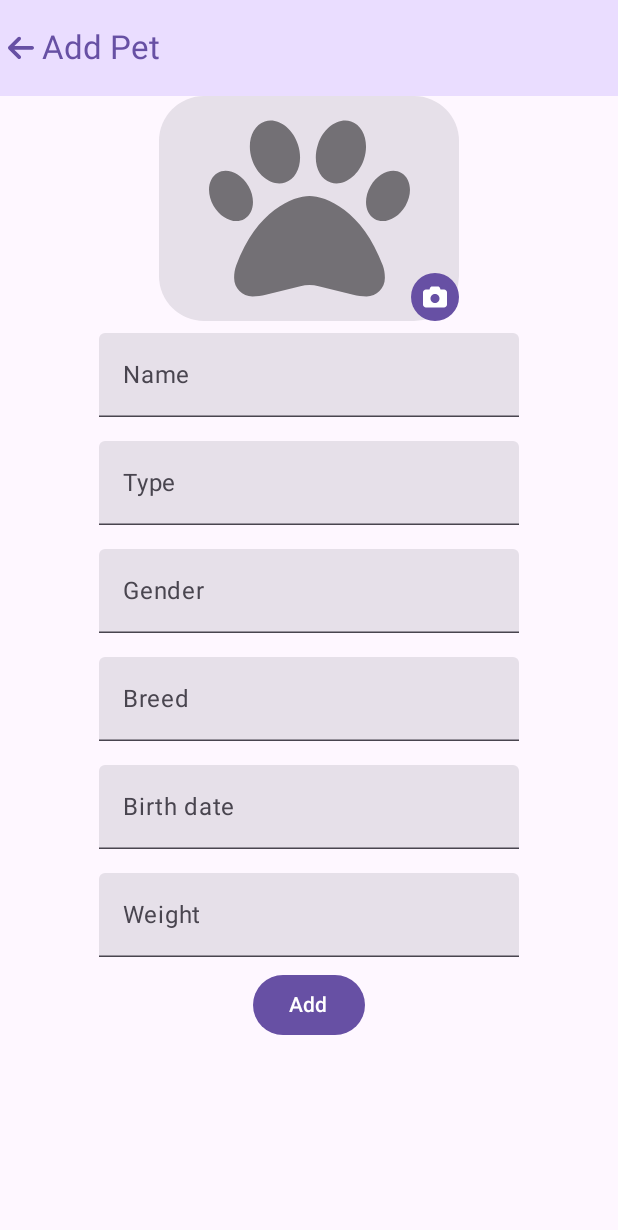
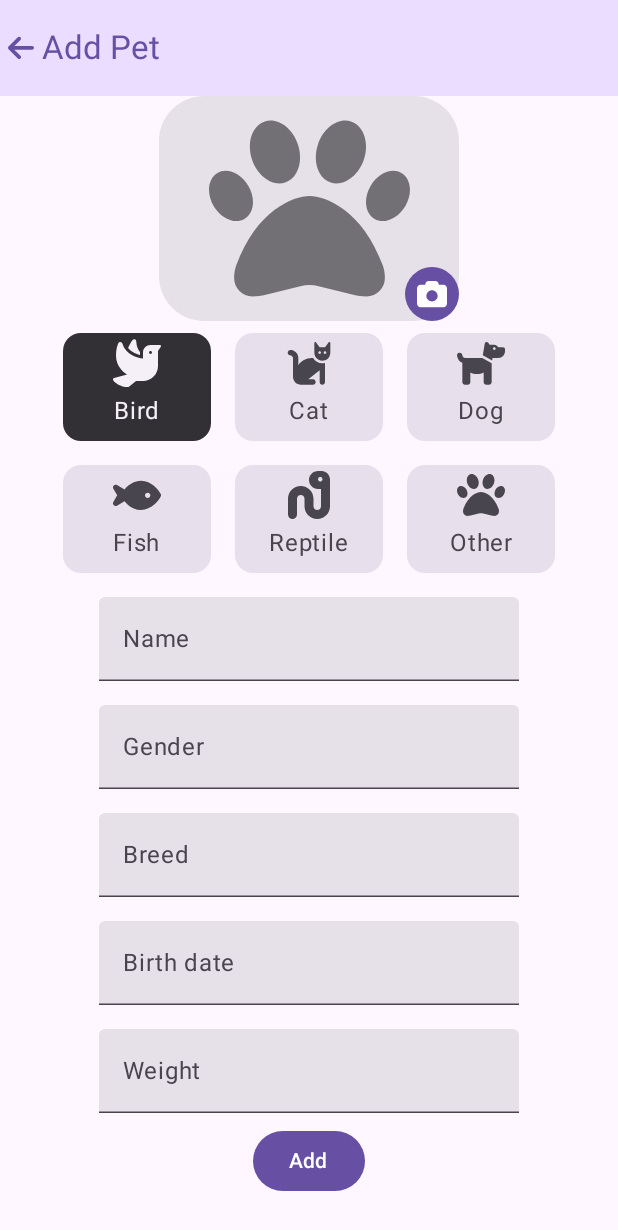
Before and after one commit to vitorfg8/PetTracks, an Android app built with Jetpack Compose: the @Preview function ProfileCreationPreview, on a phone screen of 412 x 824 dp. Shown: the top 1230 px of the screen. Run offline under Robolectric (Android 15) with nearby library versions, the phone set to English and light mode, and no system bars.

Commit message:
add type selector

```diff
--- /dev/null
+++ b/app/src/main/java/com/gtihub/vitorfg8/pettracks/AnimalType.kt
@@ -0,0 +1,8 @@
+package com.gtihub.vitorfg8.pettracks
+
+import androidx.compose.ui.graphics.painter.Painter
+
+data class AnimalType(
+    val name: String,
+    val painter: Painter
+)
--- a/app/src/main/java/com/gtihub/vitorfg8/pettracks/ProfileCreationScreen.kt
+++ b/app/src/main/java/com/gtihub/vitorfg8/pettracks/ProfileCreationScreen.kt
@@ -7,8 +7,13 @@ import androidx.compose.foundation.layout.fillMaxSize
 import androidx.compose.foundation.layout.fillMaxWidth
 import androidx.compose.foundation.layout.padding
 import androidx.compose.foundation.layout.size
+import androidx.compose.foundation.lazy.grid.GridCells
+import androidx.compose.foundation.lazy.grid.LazyVerticalGrid
+import androidx.compose.foundation.lazy.grid.items
 import androidx.compose.material3.BottomSheetDefaults
 import androidx.compose.material3.Button
+import androidx.compose.material3.Card
+import androidx.compose.material3.CardDefaults
 import androidx.compose.material3.ExperimentalMaterial3Api
 import androidx.compose.material3.Icon
 import androidx.compose.material3.IconButton
@@ -82,17 +87,12 @@ fun ProfileCreationScreen(
                 onButtonClick = { showSheet = true },
                 onUpdate = {}
             )
+            TypeSelector()
             TextField(
                 modifier = Modifier.padding(8.dp),
                 value = "",
                 onValueChange = { },
                 label = { Text(stringResource(R.string.name)) }
-            )
-            TextField(
-                modifier = Modifier.padding(8.dp),
-                value = "",
-                onValueChange = { },
-                label = { Text("Type") }
             )
             TextField(
                 modifier = Modifier.padding(8.dp),
@@ -143,6 +143,111 @@ fun PictureBottomSheet(onDismiss: () -> Unit = {}) {
     }
 }
 
+
+@Composable
+fun TypeSelector() {
+
+    val types = listOf(
+        AnimalType("Bird", painterResource(id = R.drawable.bird_solid)),
+        AnimalType("Cat", painterResource(id = R.drawable.cat_solid)),
+        AnimalType("Dog", painterResource(id = R.drawable.dog_solid)),
+        AnimalType("Fish", painterResource(id = R.drawable.fish_solid)),
+        AnimalType("Reptile", painterResource(id = R.drawable.reptile_solid)),
+        AnimalType("Other", painterResource(id = R.drawable.paw_solid)),
+    )
+    var selectedTypeIndex by remember { mutableStateOf(types[0]) }
+
+    LazyVerticalGrid(
+        modifier = Modifier.padding(horizontal = 34.dp),
+        columns = GridCells.Fixed(3)
+    ) {
+        items(types) { item ->
+            TypeItem(
+                name = item.name,
+                painter = item.painter,
+                isSelected = selectedTypeIndex == item,
+                onClick = { selectedTypeIndex = item }
+            )
+        }
+    }
+}
+
+@Composable
+fun TypeItem(name: String, painter: Painter, isSelected: Boolean = false, onClick: () -> Unit) {
+    Card(modifier = Modifier
+        .clickable { onClick() }
+        .padding(8.dp)
+        .size(72.dp),
+        colors = if (isSelected) {
+            CardDefaults.cardColors(
+                containerColor = MaterialTheme.colorScheme.inverseSurface,
+            )
+        } else {
+            CardDefaults.cardColors(
+                containerColor = MaterialTheme.colorScheme.surfaceVariant,
+            )
+        }
+    ) {
+        Column(
+            Modifier.fillMaxSize(),
+            horizontalAlignment = Alignment.CenterHorizontally
+        ) {
+            Icon(
+                painter = painter, contentDescription = name,
+                Modifier
+                    .size(40.dp)
+                    .padding(4.dp)
+            )
+            Text(text = name)
+        }
+    }
+}
+
+
+/*@Composable
+fun TypeSelector() {
+    val types = listOf(
+        AnimalType("Bird", painterResource(id = R.drawable.bird_solid),true),
+        AnimalType("Cat", painterResource(id = R.drawable.cat_solid),false),
+        AnimalType("Dog", painterResource(id = R.drawable.dog_solid),false),
+        AnimalType("Fish", painterResource(id = R.drawable.fish_solid),false),
+        AnimalType("Reptile", painterResource(id = R.drawable.reptile_solid),false),
+        AnimalType("Other", painterResource(id = R.drawable.paw_solid),false),
+    )
+    LazyVerticalGrid(
+        columns = GridCells.Fixed(3)
+    ) {
+        items(types) {
+            TypeItem(name = it.name, painter = it.painter,it.isSelected)
+        }
+    }
+}
+
+@Composable
+fun TypeItem(name:String,painter: Painter,isSelected:Boolean = false) {
+        Card(
+            colors = if (isSelected){
+                CardDefaults.cardColors(
+                    containerColor = MaterialTheme.colorScheme.inverseSurface,
+                )
+            }else{
+                CardDefaults.cardColors(
+                    containerColor = MaterialTheme.colorScheme.surfaceVariant,
+                )
+            }
+        ) {
+            Column(modifier = Modifier
+                .padding(8.dp)
+                .size(72.dp),
+                horizontalAlignment = Alignment.CenterHorizontally) {
+                IconButton(onClick = {  }) {
+                    Icon(painter = painter, contentDescription = name,Modifier.padding(4.dp))
+                }
+                Text(text = name)
+            }
+        }
+}*/
+
 @Composable
 fun BottomSheetItem(
     icon: Painter,
@@ -168,14 +273,24 @@ fun BottomSheetItem(
 
 @Preview
 @Composable
-fun PictureBottomSheetPreview() {
-    BottomSheetItem(painterResource(id = R.drawable.camera_solid), "Camera", {})
-}
-
-@Preview
-@Composable
 fun ProfileCreationPreview() {
     PetTracksTheme {
         ProfileCreationScreen()
     }
 }
+
+@Preview
+@Composable
+fun PictureBottomSheetPreview() {
+    PetTracksTheme {
+        BottomSheetItem(painterResource(id = R.drawable.camera_solid), "Camera") {}
+    }
+}
+
+@Preview
+@Composable
+fun TypeItemPreview() {
+    PetTracksTheme {
+        TypeItem("Cat", painterResource(id = R.drawable.cat_solid), false) {}
+    }
+}
--- a/app/src/main/java/com/gtihub/vitorfg8/pettracks/ProfilePicture.kt
+++ b/app/src/main/java/com/gtihub/vitorfg8/pettracks/ProfilePicture.kt
@@ -62,7 +62,7 @@ fun ProfilePictureUpdater(
             )
         }
         Button(
-            modifier = Modifier.size(32.dp),
+            modifier = Modifier.size(36.dp),
             shape = RoundedCornerShape(100.dp),
             onClick = { onButtonClick() },
             contentPadding = PaddingValues(8.dp)
--- /dev/null
+++ b/app/src/main/res/drawable/bird_solid.xml
@@ -0,0 +1,9 @@
+<vector xmlns:android="http://schemas.android.com/apk/res/android"
+    android:width="512dp"
+    android:height="512dp"
+    android:viewportWidth="512"
+    android:viewportHeight="512">
+    <path
+        android:fillColor="#FF000000"
+        android:pathData="M160.8,96.5c14,17 31,30.9 49.5,42.2c25.9,15.8 53.7,25.9 77.7,31.6L288,138.8C265.8,108.5 250,71.5 248.6,28c-0.4,-11.3 -7.5,-21.5 -18.4,-24.4c-7.6,-2 -15.8,-0.2 -21,5.8c-13.3,15.4 -32.7,44.6 -48.4,87.2zM320,144v30.6l0,0v1.3l0,0 0,32.1c-60.8,-5.1 -185,-43.8 -219.3,-157.2C97.4,40 87.9,32 76.6,32c-7.9,0 -15.3,3.9 -18.8,11C46.8,65.9 32,112.1 32,176c0,116.9 80.1,180.5 118.4,202.8L11.8,416.6C6.7,418 2.6,421.8 0.9,426.8s-0.8,10.6 2.3,14.8C21.7,466.2 77.3,512 160,512c3.6,0 7.2,-1.2 10,-3.5L245.6,448L320,448c88.4,0 160,-71.6 160,-160L480,128l29.9,-44.9c1.3,-2 2.1,-4.4 2.1,-6.8c0,-6.8 -5.5,-12.3 -12.3,-12.3L400,64c-44.2,0 -80,35.8 -80,80zM400,128a16,16 0,1 1,0 32,16 16,0 1,1 0,-32z" />
+</vector>
--- /dev/null
+++ b/app/src/main/res/drawable/cat_solid.xml
@@ -0,0 +1,9 @@
+<vector xmlns:android="http://schemas.android.com/apk/res/android"
+    android:width="576dp"
+    android:height="512dp"
+    android:viewportWidth="576"
+    android:viewportHeight="512">
+    <path
+        android:fillColor="#FF000000"
+        android:pathData="M320,192h17.1c22.1,38.3 63.5,64 110.9,64c11,0 21.8,-1.4 32,-4v4,32L480,480c0,17.7 -14.3,32 -32,32s-32,-14.3 -32,-32L416,339.2L280,448h56c17.7,0 32,14.3 32,32s-14.3,32 -32,32L192,512c-53,0 -96,-43 -96,-96L96,192.5c0,-16.1 -12,-29.8 -28,-31.8l-7.9,-1c-17.5,-2.2 -30,-18.2 -27.8,-35.7s18.2,-30 35.7,-27.8l7.9,1c48,6 84.1,46.8 84.1,95.3v85.3c34.4,-51.7 93.2,-85.8 160,-85.8zM480,218.5v0c-10,3.5 -20.8,5.5 -32,5.5c-28.4,0 -54,-12.4 -71.6,-32h0c-3.7,-4.1 -7,-8.5 -9.9,-13.2C357.3,164 352,146.6 352,128v0L352,32 352,12 352,10.7C352,4.8 356.7,0.1 362.6,0h0.2c3.3,0 6.4,1.6 8.4,4.2l0,0.1L384,21.3l27.2,36.3L416,64h64l4.8,-6.4L512,21.3 524.8,4.3l0,-0.1c2,-2.6 5.1,-4.2 8.4,-4.2h0.2C539.3,0.1 544,4.8 544,10.7L544,12 544,32v96c0,17.3 -4.6,33.6 -12.6,47.6c-11.3,19.8 -29.6,35.2 -51.4,42.9zM432,128a16,16 0,1 0,-32 0,16 16,0 1,0 32,0zM480,144a16,16 0,1 0,0 -32,16 16,0 1,0 0,32z" />
+</vector>
--- /dev/null
+++ b/app/src/main/res/drawable/dog_solid.xml
@@ -0,0 +1,9 @@
+<vector xmlns:android="http://schemas.android.com/apk/res/android"
+    android:width="576dp"
+    android:height="512dp"
+    android:viewportWidth="576"
+    android:viewportHeight="512">
+    <path
+        android:fillColor="#FF000000"
+        android:pathData="M309.6,158.5L332.7,19.8C334.6,8.4 344.5,0 356.1,0c7.5,0 14.5,3.5 19,9.5L392,32h52.1c12.7,0 24.9,5.1 33.9,14.1L496,64h56c13.3,0 24,10.7 24,24v24c0,44.2 -35.8,80 -80,80H464,448 426.7l-5.1,30.5 -112,-64zM416,256.1L416,480c0,17.7 -14.3,32 -32,32H352c-17.7,0 -32,-14.3 -32,-32V364.8c-24,12.3 -51.2,19.2 -80,19.2s-56,-6.9 -80,-19.2V480c0,17.7 -14.3,32 -32,32H96c-17.7,0 -32,-14.3 -32,-32V249.8c-28.8,-10.9 -51.4,-35.3 -59.2,-66.5L1,167.8c-4.3,-17.1 6.1,-34.5 23.3,-38.8s34.5,6.1 38.8,23.3l3.9,15.5C70.5,182 83.3,192 98,192h30,16H303.8L416,256.1zM464,80a16,16 0,1 0,-32 0,16 16,0 1,0 32,0z" />
+</vector>
--- /dev/null
+++ b/app/src/main/res/drawable/fish_solid.xml
@@ -0,0 +1,9 @@
+<vector xmlns:android="http://schemas.android.com/apk/res/android"
+    android:width="576dp"
+    android:height="512dp"
+    android:viewportWidth="576"
+    android:viewportHeight="512">
+    <path
+        android:fillColor="#FF000000"
+        android:pathData="M180.5,141.5C219.7,108.5 272.6,80 336,80s116.3,28.5 155.5,61.5c39.1,33 66.9,72.4 81,99.8c4.7,9.2 4.7,20.1 0,29.3c-14.1,27.4 -41.9,66.8 -81,99.8C452.3,403.5 399.4,432 336,432s-116.3,-28.5 -155.5,-61.5c-16.2,-13.7 -30.5,-28.5 -42.7,-43.1L48.1,379.6c-12.5,7.3 -28.4,5.3 -38.7,-4.9S-3,348.7 4.2,336.1L50,256 4.2,175.9c-7.2,-12.6 -5,-28.4 5.3,-38.6s26.1,-12.2 38.7,-4.9l89.7,52.3c12.2,-14.6 26.5,-29.4 42.7,-43.1zM448,256a32,32 0,1 0,-64 0,32 32,0 1,0 64,0z" />
+</vector>
--- /dev/null
+++ b/app/src/main/res/drawable/reptile_solid.xml
@@ -0,0 +1,9 @@
+<vector xmlns:android="http://schemas.android.com/apk/res/android"
+    android:width="512dp"
+    android:height="512dp"
+    android:viewportWidth="512"
+    android:viewportHeight="512">
+    <path
+        android:fillColor="#FF000000"
+        android:pathData="M256,96c0,-53 43,-96 96,-96h38.4C439.9,0 480,40.1 480,89.6L480,176v16L480,376c0,75.1 -60.9,136 -136,136s-136,-60.9 -136,-136L208,296c0,-22.1 -17.9,-40 -40,-40s-40,17.9 -40,40L128,464c0,26.5 -21.5,48 -48,48s-48,-21.5 -48,-48L32,296c0,-75.1 60.9,-136 136,-136s136,60.9 136,136v80c0,22.1 17.9,40 40,40s40,-17.9 40,-40L384,192L352,192c-53,0 -96,-43 -96,-96zM400,88a24,24 0,1 0,-48 0,24 24,0 1,0 48,0z" />
+</vector>
```
